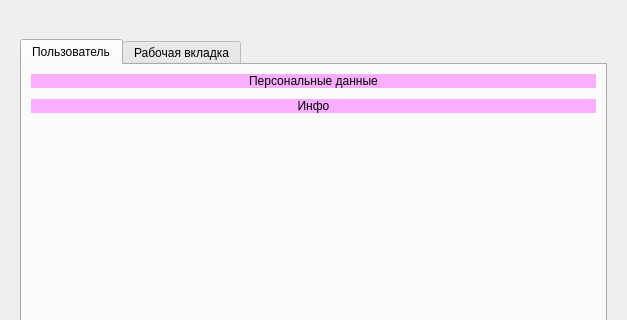
Cr1sspY/StokKurs, file forms/main.ui: the form before one commit; both pictures show x 0 to 627 and y 0 to 320 of the 627 by 601 pixel window.
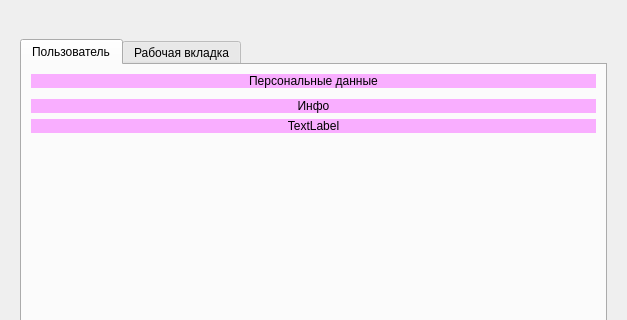
The form after the commit. The open tabs and pages were chosen to show the change. Icons and pictures are not drawn.

Diff of the .ui file:
```diff
--- a/forms/main.ui
+++ b/forms/main.ui
@@ -402,7 +402,7 @@
           </attribute>
           <layout class="QVBoxLayout" name="verticalLayout_15">
            <item>
-            <layout class="QVBoxLayout" name="verticalLayout_14" stretch="0,0,0,0,5">
+            <layout class="QVBoxLayout" name="verticalLayout_14" stretch="0,0,0,0,0,5">
              <item>
               <widget class="QLabel" name="label_14">
                <property name="styleSheet">
@@ -449,6 +449,19 @@
                </item>
               </layout>
              </item>
+             <item>
+              <widget class="QLabel" name="lbl_name_2">
+               <property name="styleSheet">
+                <string notr="true">background-color: rgb(249, 174, 255);</string>
+               </property>
+               <property name="text">
+                <string>TextLabel</string>
+               </property>
+               <property name="alignment">
+                <set>Qt::AlignCenter</set>
+               </property>
+              </widget>
+             </item>
              <item alignment="Qt::AlignHCenter">
               <widget class="QLabel" name="label_2">
                <property name="text">
```
Left out of the diff: 19 changed lines with no effect on the pictures.
